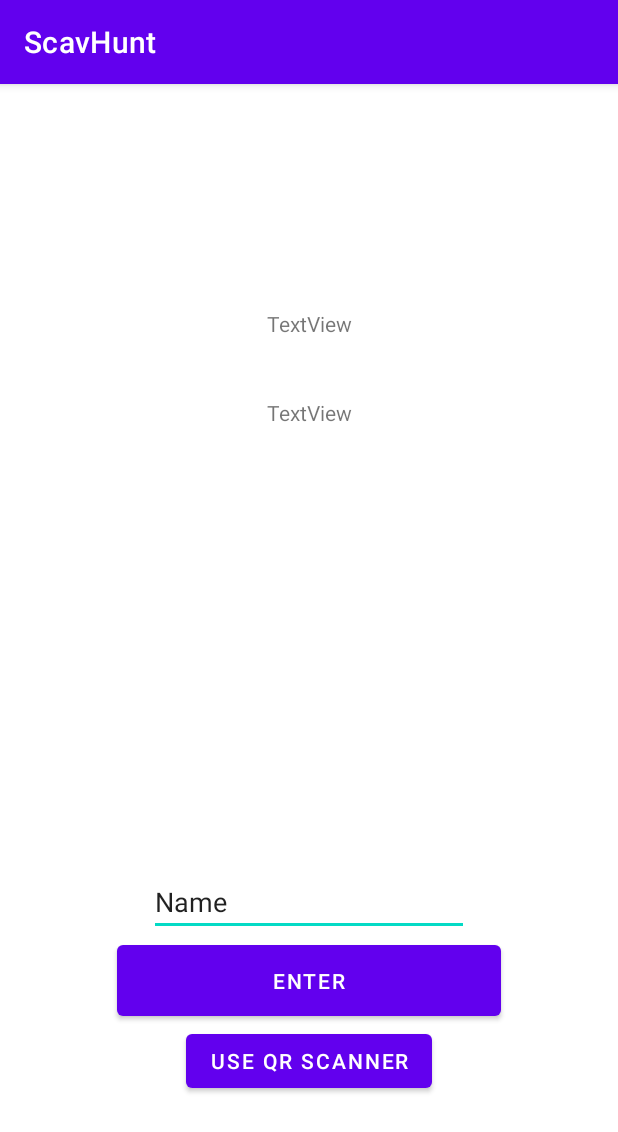
After one commit to Andre-V/ScavHunt, an Android app: the AnswerTaskActivity screen opened directly, with no data from a screen before it, on a phone screen of 412 x 824 dp. The commit adds this screen. Shown: the top 1132 px of the screen. Run offline under Robolectric (Android 15) with nearby library versions, the phone set to English and light mode, and no system bars.

Commit message:
create AnswerTask activity and layout

```diff
--- a/app/src/main/AndroidManifest.xml
+++ b/app/src/main/AndroidManifest.xml
@@ -10,6 +10,9 @@
         android:roundIcon="@mipmap/ic_launcher_round"
         android:supportsRtl="true"
         android:theme="@style/Theme.ScavHunt">
+        <activity
+            android:name=".AnswerTaskActivity"
+            android:exported="true" />
         <activity
             android:name=".PlayTasksActivity"
             android:exported="true" />
--- /dev/null
+++ b/app/src/main/java/com/example/scavhunt/AnswerTaskActivity.kt
@@ -0,0 +1,11 @@
+package com.example.scavhunt
+
+import androidx.appcompat.app.AppCompatActivity
+import android.os.Bundle
+
+class AnswerTaskActivity : AppCompatActivity() {
+    override fun onCreate(savedInstanceState: Bundle?) {
+        super.onCreate(savedInstanceState)
+        setContentView(R.layout.activity_answer_task)
+    }
+}
--- a/app/src/main/java/com/example/scavhunt/PlayTasksActivity.kt
+++ b/app/src/main/java/com/example/scavhunt/PlayTasksActivity.kt
@@ -1,5 +1,6 @@
 package com.example.scavhunt
 
+import android.content.Intent
 import androidx.appcompat.app.AppCompatActivity
 import android.os.Bundle
 import android.view.LayoutInflater
@@ -35,7 +36,7 @@ class PlayTasksActivity : AppCompatActivity() {
         recyclerView = findViewById<RecyclerView>(R.id.play_recycler_view)
         playTaskData.items.value?.let {
             adapter = PlayTasksAdapter(it) {
-
+                answerTask(it)
             }
             recyclerView.adapter = adapter
             recyclerView.layoutManager = LinearLayoutManager(this)
@@ -52,6 +53,11 @@ class PlayTasksActivity : AppCompatActivity() {
             }
         }
 
+    }
+    private fun answerTask(item : ScavItem) {
+        val intent = Intent(this, AnswerTaskActivity::class.java).apply {
+        }
+        startActivity(intent)
     }
 }
 
--- /dev/null
+++ b/app/src/main/res/layout/activity_answer_task.xml
@@ -0,0 +1,66 @@
+<?xml version="1.0" encoding="utf-8"?>
+<LinearLayout xmlns:android="http://schemas.android.com/apk/res/android"
+    xmlns:app="http://schemas.android.com/apk/res-auto"
+    xmlns:tools="http://schemas.android.com/tools"
+    android:layout_width="match_parent"
+    android:layout_height="match_parent"
+    android:orientation="vertical"
+    tools:context=".AnswerTaskActivity">
+
+    <androidx.constraintlayout.widget.ConstraintLayout
+        android:layout_width="match_parent"
+        android:layout_height="match_parent">
+
+        <TextView
+            android:id="@+id/answer_title"
+            android:layout_width="wrap_content"
+            android:layout_height="wrap_content"
+            android:layout_marginTop="150dp"
+            android:text="TextView"
+            app:layout_constraintEnd_toEndOf="parent"
+            app:layout_constraintStart_toStartOf="parent"
+            app:layout_constraintTop_toTopOf="parent" />
+
+        <TextView
+            android:id="@+id/answer_desc"
+            android:layout_width="wrap_content"
+            android:layout_height="wrap_content"
+            android:layout_marginTop="40dp"
+            android:text="TextView"
+            app:layout_constraintEnd_toEndOf="parent"
+            app:layout_constraintStart_toStartOf="parent"
+            app:layout_constraintTop_toBottomOf="@+id/answer_title" />
+
+        <EditText
+            android:id="@+id/answer_input"
+            android:layout_width="wrap_content"
+            android:layout_height="wrap_content"
+            android:layout_marginBottom="200dp"
+            android:ems="10"
+            android:inputType="textPersonName"
+            android:text="Name"
+            app:layout_constraintBottom_toBottomOf="parent"
+            app:layout_constraintEnd_toEndOf="parent"
+            app:layout_constraintStart_toStartOf="parent" />
+
+        <Button
+            android:id="@+id/answer_check_answer"
+            android:layout_width="256dp"
+            android:layout_height="59dp"
+            android:text="ENTER"
+            app:layout_constraintEnd_toEndOf="parent"
+            app:layout_constraintStart_toStartOf="parent"
+            app:layout_constraintTop_toBottomOf="@+id/answer_input" />
+
+        <Button
+            android:id="@+id/answer_scanner"
+            android:layout_width="wrap_content"
+            android:layout_height="wrap_content"
+            android:text="USE QR SCANNER"
+            app:layout_constraintEnd_toEndOf="@+id/answer_check_answer"
+            app:layout_constraintStart_toStartOf="@+id/answer_check_answer"
+            app:layout_constraintTop_toBottomOf="@+id/answer_check_answer" />
+    </androidx.constraintlayout.widget.ConstraintLayout>
+
+
+</LinearLayout>
--- a/app/src/main/res/values/themes.xml
+++ b/app/src/main/res/values/themes.xml
@@ -13,4 +13,5 @@
         <item name="android:statusBarColor" tools:targetApi="l">?attr/colorPrimaryVariant</item>
         <!-- Customize your theme here. -->
     </style>
+    <style name="header1" parent=""></style>
 </resources>
```
